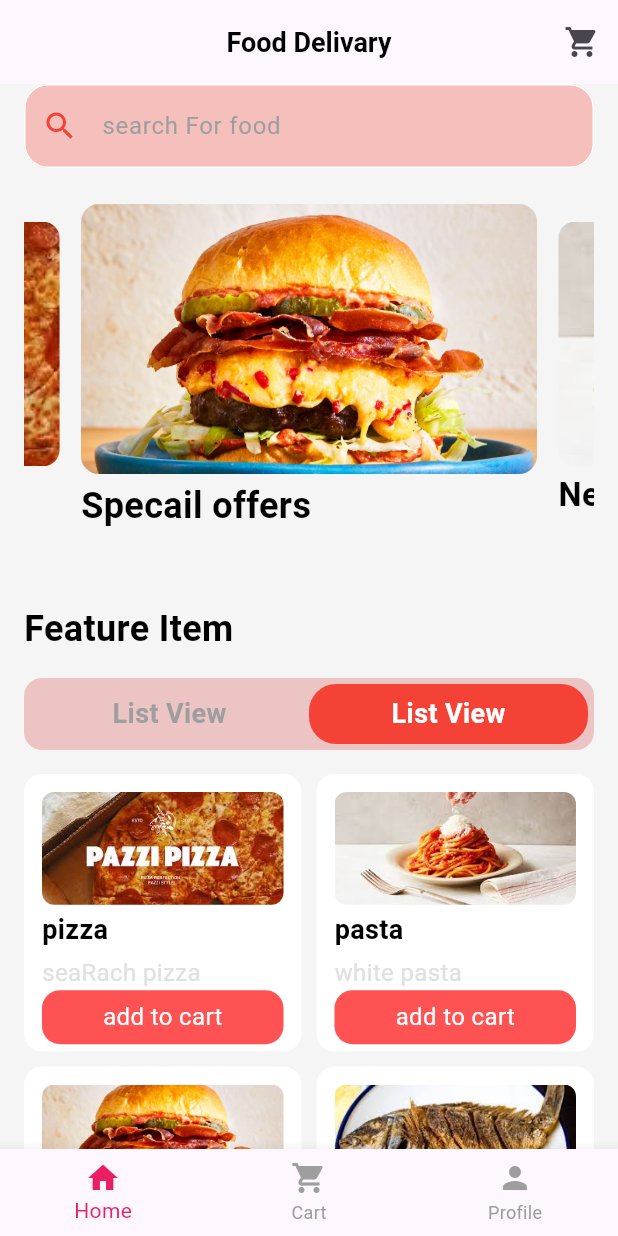
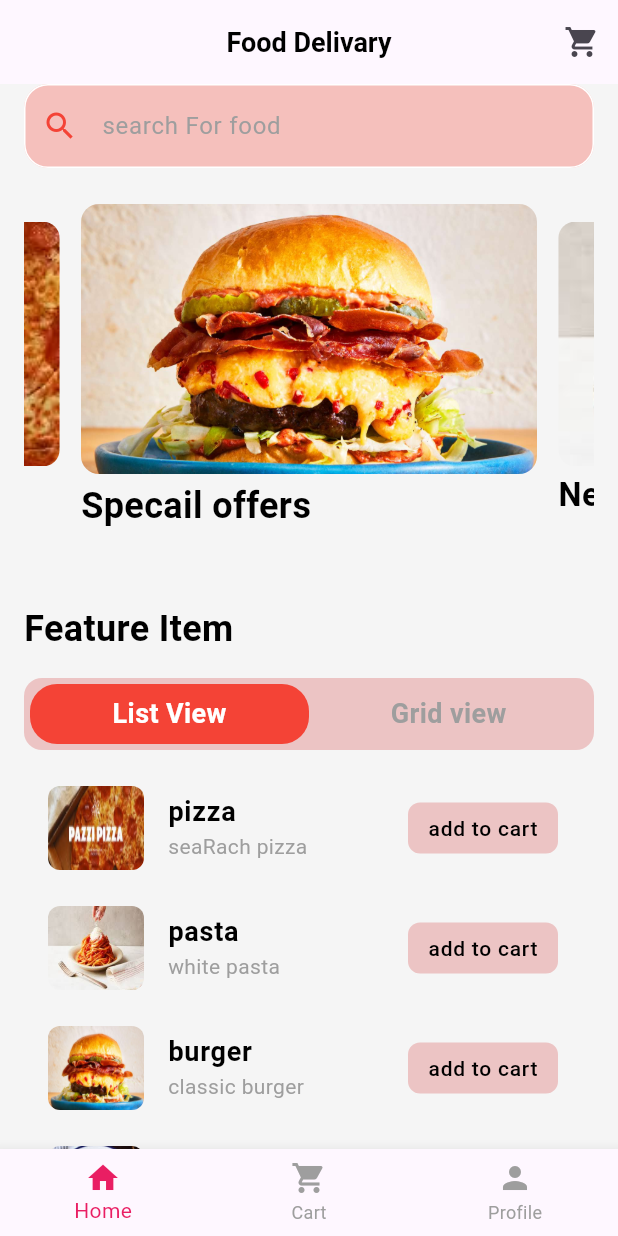
Before and after one commit to Abdelrahman200hany/depiecommerse, a Flutter app: the screen it shows after launch, after a tap on the "shopping cart" icon, on a phone screen of 412 x 824 dp. Run offline on Flutter 3.47's test engine with Material 3 defaults, Android fonts, the light colour scheme and no system bars; drawn by our look-alikes of carousel_slider; our stand-ins replace device_preview.

Commit message:
prodcut_item_view

```diff
--- a/lib/main.dart
+++ b/lib/main.dart
@@ -1,18 +1,31 @@
+import 'package:device_preview/device_preview.dart';
 import 'package:flutter/material.dart';
-import 'package:minecommerse/view/home_view.dart';
+import 'package:minecommerse/view/custom_widgets/on_generate_route.dart';
+import 'package:minecommerse/view/main_view.dart';
 
 void main() {
-  runApp(const Ecommerse());
+  runApp(
+    DevicePreview(
+      enabled: true,
+      builder: (context) => Ecommerse(), // Wrap your app
+    ),
+  );
 }
+
 class Ecommerse extends StatelessWidget {
   const Ecommerse({super.key});
 
   @override
   Widget build(BuildContext context) {
-    return const MaterialApp(
+    return MaterialApp(
+
+
+      builder: DevicePreview.appBuilder,
+      locale: DevicePreview.locale(context),
       debugShowCheckedModeBanner: false,
+      onGenerateRoute: onGenerateRoute,
 
-      home: HomeView(),
+      initialRoute: MainView.route,
     );
   }
 }
--- /dev/null
+++ b/lib/view/cart_view.dart
@@ -0,0 +1,10 @@
+import 'package:flutter/material.dart';
+
+class CartView extends StatelessWidget {
+  const CartView({super.key});
+
+  @override
+  Widget build(BuildContext context) {
+    return const Placeholder();
+  }
+}
--- a/lib/view/custom_widgets/bottom_navigation_bar.dart
+++ b/lib/view/custom_widgets/bottom_navigation_bar.dart
@@ -1,13 +1,28 @@
 import 'package:flutter/material.dart';
 
-class BuildBottomNavigationBar extends StatelessWidget {
-  const BuildBottomNavigationBar({super.key});
+class BuildBottomNavigationBar extends StatefulWidget {
+  const BuildBottomNavigationBar({super.key, required this.onChange});
+  final ValueChanged<int> onChange;
 
+  @override
+  State<BuildBottomNavigationBar> createState() =>
+      _BuildBottomNavigationBarState();
+}
+
+class _BuildBottomNavigationBarState extends State<BuildBottomNavigationBar> {
+  int curretIndex = 0;
   @override
   Widget build(BuildContext context) {
     return BottomNavigationBar(
       selectedItemColor: Colors.pink,
       unselectedItemColor: Colors.grey,
+      currentIndex: curretIndex,
+      onTap: (value) {
+        curretIndex = value;
+        setState(() {});
+        widget.onChange(value);
+      },
+
       items: [
         BottomNavigationBarItem(icon: Icon(Icons.home), label: 'Home'),
         BottomNavigationBarItem(icon: Icon(Icons.shopping_cart), label: 'Cart'),
--- a/lib/view/custom_widgets/grid_item.dart
+++ b/lib/view/custom_widgets/grid_item.dart
@@ -1,9 +1,9 @@
 import 'package:flutter/material.dart';
-import 'package:minecommerse/view/custom_widgets/grid_list.dart';
+import 'package:minecommerse/view/custom_widgets/models/product_item_model.dart';
 
 class GridItem extends StatelessWidget {
   const GridItem({super.key, required this.item});
-  final GridItemModel item;
+  final ProductItemModel item;
 
   @override
   Widget build(BuildContext context) {
--- a/lib/view/custom_widgets/grid_list.dart
+++ b/lib/view/custom_widgets/grid_list.dart
@@ -1,5 +1,6 @@
 import 'package:flutter/material.dart';
 import 'package:minecommerse/view/custom_widgets/grid_item.dart';
+import 'package:minecommerse/view/custom_widgets/models/product_item_model.dart';
 
 class GridList extends StatefulWidget {
   const GridList({super.key});
@@ -9,39 +10,13 @@ class GridList extends StatefulWidget {
 }
 
 class _GridListState extends State<GridList> {
-  List<GridItemModel> items = [
-    GridItemModel(
-      des: 'seaRach pizza ',
-      image: 'assets/images/pizza.jpeg',
-      title: 'pizza',
-    ),
-    GridItemModel(
-      des: 'white pasta',
-      image: 'assets/images/pasta.jpeg',
-      title: 'pasta',
-    ),
-    GridItemModel(
-      des: 'classic burger',
-      image: 'assets/images/burger.jpg',
-      title: 'burger',
-    ),
-    GridItemModel(
-      des: 'gril tonna',
-      image: 'assets/images/fish2.jpeg',
-      title: 'fish',
-    ),
-    GridItemModel(
-      des: 'well done ',
-      image: 'assets/images/meat.jpeg',
-      title: 'meat',
-    ),
-  ];
+   List items=ProductItemModel.items;
   @override
   Widget build(BuildContext context) {
     return SliverGrid.builder(
       gridDelegate: SliverGridDelegateWithFixedCrossAxisCount(
         crossAxisCount: 2,
-        childAspectRatio: 1,
+        childAspectRatio: 150/180,
         mainAxisSpacing: 10,
         crossAxisSpacing: 10,
       ),
@@ -50,9 +25,3 @@ class _GridListState extends State<GridList> {
     );
   }
 }
-
-class GridItemModel {
-  final String image, title, des;
-
-  GridItemModel({required this.image, required this.title, required this.des});
-}
--- /dev/null
+++ b/lib/view/custom_widgets/models/product_item_model.dart
@@ -0,0 +1,44 @@
+class ProductItemModel {
+  final String image, title, des;
+  final int price;
+
+  ProductItemModel({
+    required this.image,
+    required this.title,
+    required this.des,
+    required this.price,
+  });
+
+  static List<ProductItemModel> items = [
+    ProductItemModel(
+      des: 'seaRach pizza ',
+      image: 'assets/images/pizza.jpeg',
+      title: 'pizza',
+      price: 233,
+    ),
+    ProductItemModel(
+      des: 'white pasta',
+      image: 'assets/images/pasta.jpeg',
+      title: 'pasta',
+      price: 110,
+    ),
+    ProductItemModel(
+      des: 'classic burger',
+      image: 'assets/images/burger.jpg',
+      title: 'burger',
+      price: 300,
+    ),
+    ProductItemModel(
+      des: 'gril tonna',
+      image: 'assets/images/fish2.jpeg',
+      title: 'fish',
+      price: 150,
+    ),
+    ProductItemModel(
+      des: 'well done ',
+      image: 'assets/images/meat.jpeg',
+      title: 'meat',
+      price: 400,
+    ),
+  ];
+}
--- /dev/null
+++ b/lib/view/custom_widgets/on_generate_route.dart
@@ -0,0 +1,21 @@
+import 'package:flutter/material.dart';
+import 'package:minecommerse/view/custom_widgets/models/product_item_model.dart';
+import 'package:minecommerse/view/custom_widgets/product_item_view.dart';
+import 'package:minecommerse/view/home_view.dart';
+import 'package:minecommerse/view/main_view.dart';
+
+Route<dynamic> onGenerateRoute(RouteSettings settings) {
+  switch (settings.name) {
+    case HomeView.route:
+      return MaterialPageRoute(builder: (context) => const HomeView());
+    case MainView.route:
+      return MaterialPageRoute(builder: (context) => const MainView());
+    case ProductItemView.route:
+      return MaterialPageRoute(
+        builder: (context) =>
+            ProductItemView(product: settings.arguments as ProductItemModel),
+      );
+    default:
+      return MaterialPageRoute(builder: (context) => const HomeView());
+  }
+}
--- /dev/null
+++ b/lib/view/custom_widgets/sliver_item.dart
@@ -0,0 +1,54 @@
+import 'package:flutter/material.dart';
+import 'package:minecommerse/view/custom_widgets/models/product_item_model.dart';
+
+class SliverItemlist extends StatelessWidget {
+  const SliverItemlist({super.key, required this.item});
+  final ProductItemModel item;
+
+  @override
+  Widget build(BuildContext context) {
+    return ListTile(
+      leading: Container(
+        width: 64,
+        height: 64,
+        decoration: BoxDecoration(
+          borderRadius: BorderRadius.circular(8),
+          image: DecorationImage(
+            image: AssetImage(item.image),
+            fit: BoxFit.fill,
+          ),
+        ),
+      ),
+      title: Text(
+        item.title,
+        style: TextStyle(
+          color: Colors.black,
+          fontSize: 18,
+          fontWeight: FontWeight.w600,
+        ),
+      ),
+      subtitle: Text(
+        item.des,
+        style: TextStyle(
+          color: Colors.grey,
+          fontSize: 14,
+          fontWeight: FontWeight.w400,
+        ),
+      ),
+      trailing: GestureDetector(
+        onTap:  (){},
+        child: Container(
+          width:100 ,
+        height: 34,
+          decoration: BoxDecoration(
+            borderRadius: BorderRadius.circular(8),
+            color: const Color.fromARGB(255, 236, 196, 196),
+          ),
+          child: Center(
+            child: Text('add to cart', style: TextStyle(fontSize: 14, color: Colors.black)),
+          ),
+        ),
+      ),
+    );
+  }
+}
--- /dev/null
+++ b/lib/view/custom_widgets/sliver_list.dart
@@ -0,0 +1,34 @@
+import 'package:flutter/material.dart';
+import 'package:minecommerse/view/custom_widgets/models/product_item_model.dart';
+import 'package:minecommerse/view/custom_widgets/product_item_view.dart';
+import 'package:minecommerse/view/custom_widgets/sliver_item.dart';
+
+class CustomSliverList extends StatefulWidget {
+  const CustomSliverList({super.key});
+
+  @override
+  State<CustomSliverList> createState() => _CustomSliverListState();
+}
+
+class _CustomSliverListState extends State<CustomSliverList> {
+  List items = ProductItemModel.items;
+  @override
+  Widget build(BuildContext context) {
+    return SliverList.builder(
+      itemCount: items.length,
+      itemBuilder: (context, index) => Padding(
+        padding: EdgeInsets.only(bottom: 8),
+        child: GestureDetector(
+          onTap: () {
+            Navigator.pushNamed(
+              context,
+              ProductItemView.route,
+              arguments: items[index],
+            );
+          },
+          child: SliverItemlist(item: items[index]),
+        ),
+      ),
+    );
+  }
+}
--- a/lib/view/custom_widgets/switch_bottom.dart
+++ b/lib/view/custom_widgets/switch_bottom.dart
@@ -15,22 +15,7 @@ class SwitchBottom extends StatelessWidget {
       ),
       child: Row(
         children: [
-          Expanded(
-            child: Container(
-              decoration: BoxDecoration(color: Colors.transparent),
-              child: Center(
-                child: Text(
-                  'List View',
-                  style: TextStyle(
-                    color: Colors.grey,
-                    fontSize: 18,
-                    fontWeight: FontWeight.w600,
-                  ),
-                ),
-              ),
-            ),
-          ),
-          Expanded(
+            Expanded(
             child: Container(
 
               decoration: BoxDecoration(
@@ -48,6 +33,22 @@ class SwitchBottom extends StatelessWidget {
               ),
             ),
           ),
+          Expanded(
+            child: Container(
+              decoration: BoxDecoration(color: Colors.transparent),
+              child: Center(
+                child: Text(
+                  'Grid view',
+                  style: TextStyle(
+                    color: Colors.grey,
+                    fontSize: 18,
+                    fontWeight: FontWeight.w600,
+                  ),
+                ),
+              ),
+            ),
+          ),
+
         ],
       ),
     );
--- a/lib/view/home_view.dart
+++ b/lib/view/home_view.dart
@@ -1,18 +1,19 @@
 import 'package:flutter/material.dart';
-import 'package:minecommerse/view/custom_widgets/bottom_navigation_bar.dart';
 import 'package:minecommerse/view/custom_widgets/carousel_slider.dart';
-import 'package:minecommerse/view/custom_widgets/grid_list.dart';
+// import 'package:minecommerse/view/custom_widgets/grid_list.dart';
 import 'package:minecommerse/view/custom_widgets/search_feild.dart';
+import 'package:minecommerse/view/custom_widgets/sliver_list.dart';
 import 'package:minecommerse/view/custom_widgets/switch_bottom.dart';
 
 class HomeView extends StatelessWidget {
   const HomeView({super.key});
 
+  static const String route = 'HomeView';
+
   @override
   Widget build(BuildContext context) {
     return Scaffold(
       backgroundColor: Colors.grey[100],
-      bottomNavigationBar: BuildBottomNavigationBar(),
       appBar: AppBar(
         centerTitle: true,
         title: Text(
@@ -30,7 +31,6 @@ class HomeView extends StatelessWidget {
       body: Padding(
         padding: EdgeInsets.symmetric(horizontal: 16),
         child: CustomScrollView(
-
           slivers: [
             SliverToBoxAdapter(child: CustomSearchAppBar()),
             SliverToBoxAdapter(child: SizedBox(height: 16)),
@@ -52,7 +52,7 @@ class HomeView extends StatelessWidget {
             SliverToBoxAdapter(child: SizedBox(height: 16)),
             SliverToBoxAdapter(child: SwitchBottom()),
             SliverToBoxAdapter(child: SizedBox(height: 16)),
-            GridList(),
+            CustomSliverList(),
           ],
         ),
       ),
--- /dev/null
+++ b/lib/view/main_view.dart
@@ -0,0 +1,31 @@
+import 'package:flutter/material.dart';
+import 'package:minecommerse/view/cart_view.dart';
+import 'package:minecommerse/view/custom_widgets/bottom_navigation_bar.dart';
+import 'package:minecommerse/view/home_view.dart';
+
+class MainView extends StatefulWidget {
+  const MainView({super.key});
+  static const route = 'MainView';
+
+  @override
+  State<MainView> createState() => _MainViewState();
+}
+
+class _MainViewState extends State<MainView> {
+  int currentIndex = 0;
+  @override
+  Widget build(BuildContext context) {
+    return Scaffold(
+      bottomNavigationBar: BuildBottomNavigationBar(
+        onChange: (value) {
+          currentIndex = value;
+          setState(() {});
+        },
+      ),
+      body: IndexedStack(
+        index: currentIndex,
+        children: [HomeView(), CartView(), SizedBox()],
+      ),
+    );
+  }
+}
--- a/pubspec.yaml
+++ b/pubspec.yaml
@@ -35,6 +35,7 @@ dependencies:
   # Use with the CupertinoIcons class for iOS style icons.
   cupertino_icons: ^1.0.8
   carousel_slider: ^5.1.1
+  device_preview: ^1.3.1
 
 dev_dependencies:
   flutter_test:
```
Also changed, not shown: lib/view/custom_widgets/container_details_list.dart (added, +72 -0 lines), lib/view/custom_widgets/header_product_item_des.dart (added, +34 -0 lines), lib/view/custom_widgets/ingredient_container.dart (added, +31 -0 lines), lib/view/custom_widgets/product_item_view.dart (added, +131 -0 lines), lib/view/custom_widgets/stack_picture.dart (added, +70 -0 lines), pubspec.lock, 1 other file.
